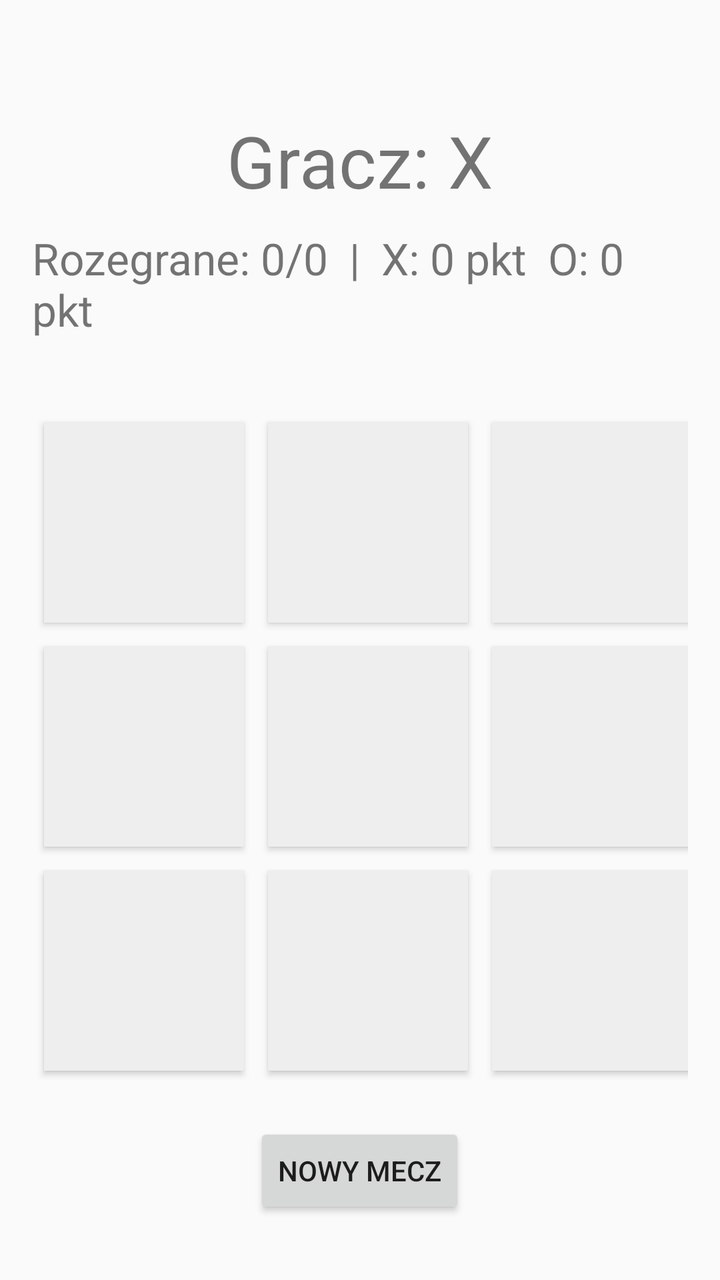
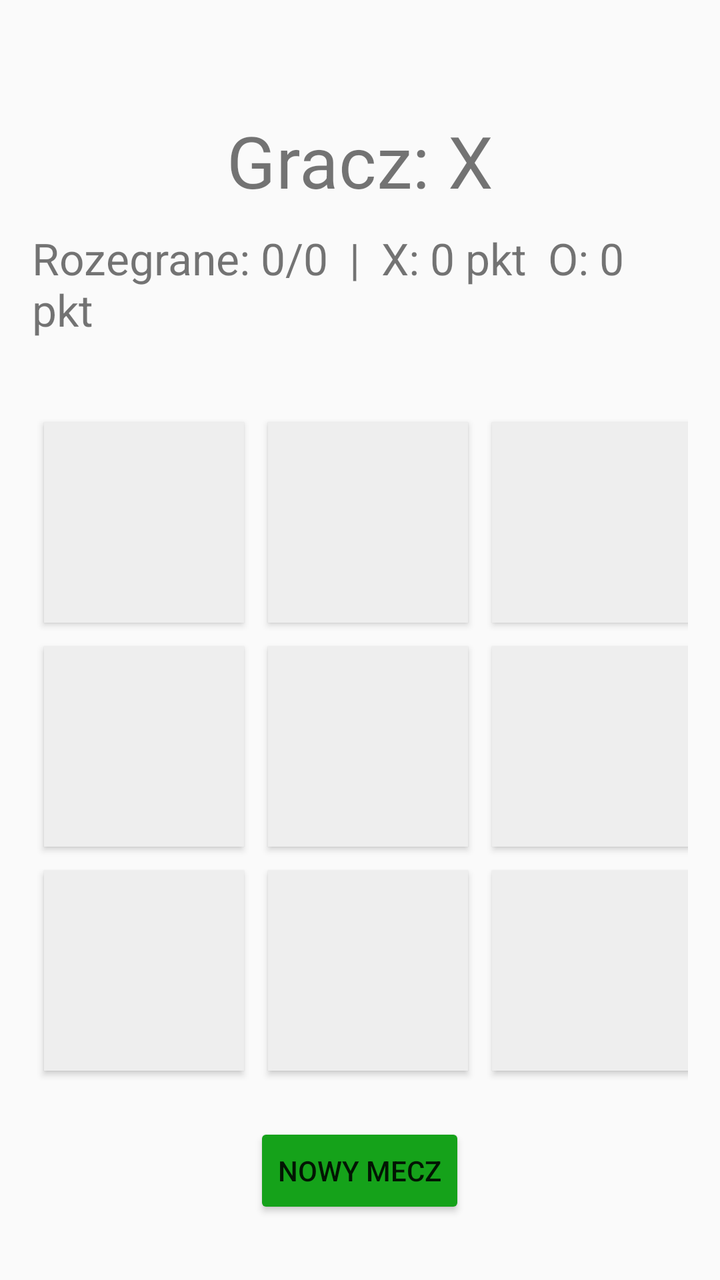

An Android layout rendered at two revisions. The XML below is the earlier revision; the diff shows what the commit changed to produce the second picture.
<!-- AndroidManifest.xml: application theme AppTheme -->
<!-- res/layout/activity_game.xml -->
<?xml version="1.0" encoding="utf-8"?>
<LinearLayout
    xmlns:android="http://schemas.android.com/apk/res/android"
    android:layout_width="match_parent"
    android:layout_height="match_parent"
    android:orientation="vertical"
    android:padding="16dp"
    android:gravity="center_horizontal">

    <View
        android:layout_width="match_parent"
        android:layout_height="40dp" />

    <TextView
        android:id="@+id/tvCurrentPlayer"
        android:layout_width="wrap_content"
        android:layout_height="wrap_content"
        android:text="Gracz: X"
        android:textSize="36sp"
        android:layout_marginBottom="10dp"/>

    <TextView
        android:id="@+id/tvStats"
        android:layout_width="wrap_content"
        android:layout_height="wrap_content"
        android:text="Rozegrane: 0/0  |  X: 0 pkt  O: 0 pkt"
        android:textSize="22sp"
        android:layout_marginBottom="16dp"/>

    <GridLayout
        android:id="@+id/gridBoard"
        android:layout_width="wrap_content"
        android:layout_height="wrap_content"
        android:columnCount="3"
        android:rowCount="3"
        android:layout_marginTop="20dp">

        <Button
            android:id="@+id/btn0"
            style="@style/BoardButton"
            android:background="@color/buttonBackground"/>

        <Button
            android:id="@+id/btn1"
            style="@style/BoardButton"
            android:background="@color/buttonBackground"/>

        <Button
            android:id="@+id/btn2"
            style="@style/BoardButton"
            android:background="@color/buttonBackground"/>

        <Button
            android:id="@+id/btn3"
            style="@style/BoardButton"
            android:background="@color/buttonBackground"/>

        <Button
            android:id="@+id/btn4"
            style="@style/BoardButton"
            android:background="@color/buttonBackground"/>

        <Button
            android:id="@+id/btn5"
            style="@style/BoardButton"
            android:background="@color/buttonBackground"/>

        <Button
            android:id="@+id/btn6"
            style="@style/BoardButton"
            android:background="@color/buttonBackground"/>

        <Button
            android:id="@+id/btn7"
            style="@style/BoardButton"
            android:background="@color/buttonBackground"/>

        <Button
            android:id="@+id/btn8"
            style="@style/BoardButton"
            android:background="@color/buttonBackground"/>

    </GridLayout>

    <Button
        android:id="@+id/btnNewMatch"
        android:layout_width="wrap_content"
        android:layout_height="wrap_content"
        android:text="Nowy mecz"
        android:layout_marginTop="20dp"/>
</LinearLayout>
<!-- resources referenced by this layout -->
<resources>
  <color name="buttonBackground">#EEEEEE</color>
  <style name="BoardButton">
          <item name="android:layout_width">100dp</item>
          <item name="android:layout_height">100dp</item>
          <item name="android:textSize">36sp</item>
          <item name="android:layout_margin">6dp</item>
          <item name="android:backgroundTint">@color/buttonBackground</item>
          <item name="android:fontFamily">sans-serif-medium</item>
          <item name="android:gravity">center</item>
      </style>
  <style name="AppTheme" parent="Theme.AppCompat.Light.NoActionBar">
      </style>
</resources>

<!-- the commit's change to res/layout/activity_game.xml (unified diff, before → after) -->
@@ -87,5 +87,6 @@
         android:layout_width="wrap_content"
         android:layout_height="wrap_content"
         android:text="Nowy mecz"
+        android:backgroundTint="#15A21A"
         android:layout_marginTop="20dp"/>
 </LinearLayout>
